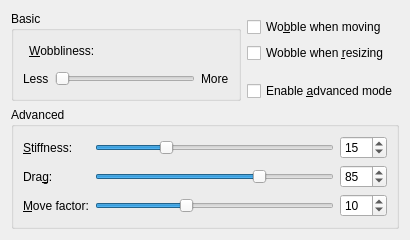
KDE/kwin, file effects/wobblywindows_config.ui: the form before one commit.
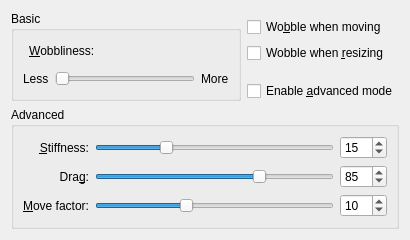
The form after the commit.

Diff of the .ui file:
```diff
--- a/effects/wobblywindows_config.ui
+++ b/effects/wobblywindows_config.ui
@@ -89,6 +89,9 @@
           <property name="text" >
            <string>&amp;Stiffness:</string>
           </property>
+          <property name="alignment" >
+           <set>Qt::AlignRight|Qt::AlignTrailing|Qt::AlignVCenter</set>
+          </property>
           <property name="buddy" >
            <cstring>stiffnessSlider</cstring>
           </property>
@@ -99,6 +102,9 @@
           <property name="text" >
            <string>Dra&amp;g:</string>
           </property>
+          <property name="alignment" >
+           <set>Qt::AlignRight|Qt::AlignTrailing|Qt::AlignVCenter</set>
+          </property>
           <property name="buddy" >
            <cstring>dragSlider</cstring>
           </property>
@@ -109,6 +115,9 @@
           <property name="text" >
            <string>&amp;Move factor:</string>
           </property>
+          <property name="alignment" >
+           <set>Qt::AlignRight|Qt::AlignTrailing|Qt::AlignVCenter</set>
+          </property>
           <property name="buddy" >
            <cstring>moveFactorSlider</cstring>
           </property>
```
